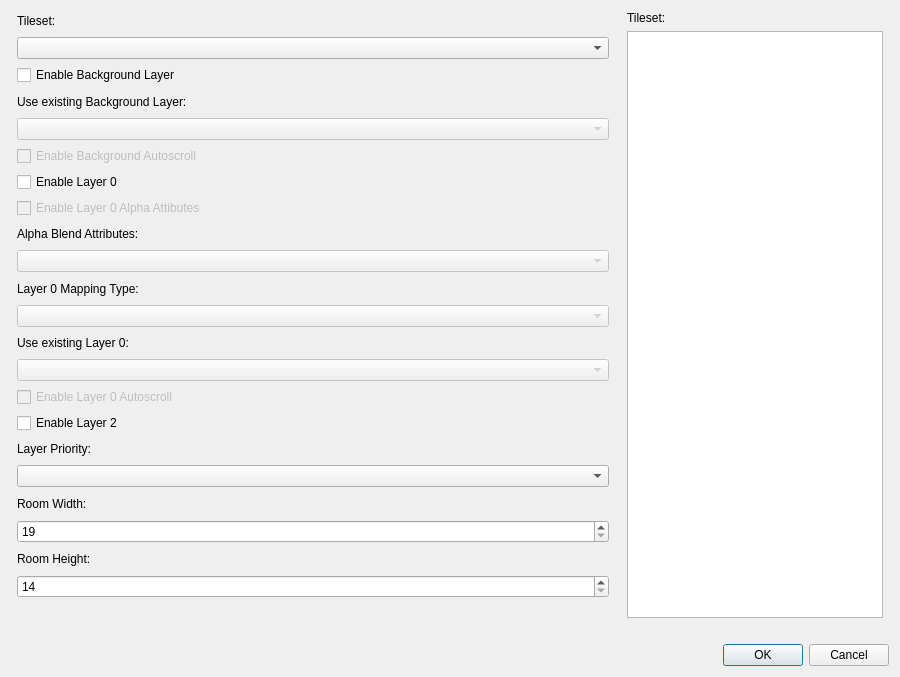
Qt form Dialog/RoomConfigDialog.ui (wario-land/WL4Editor) before a commit.
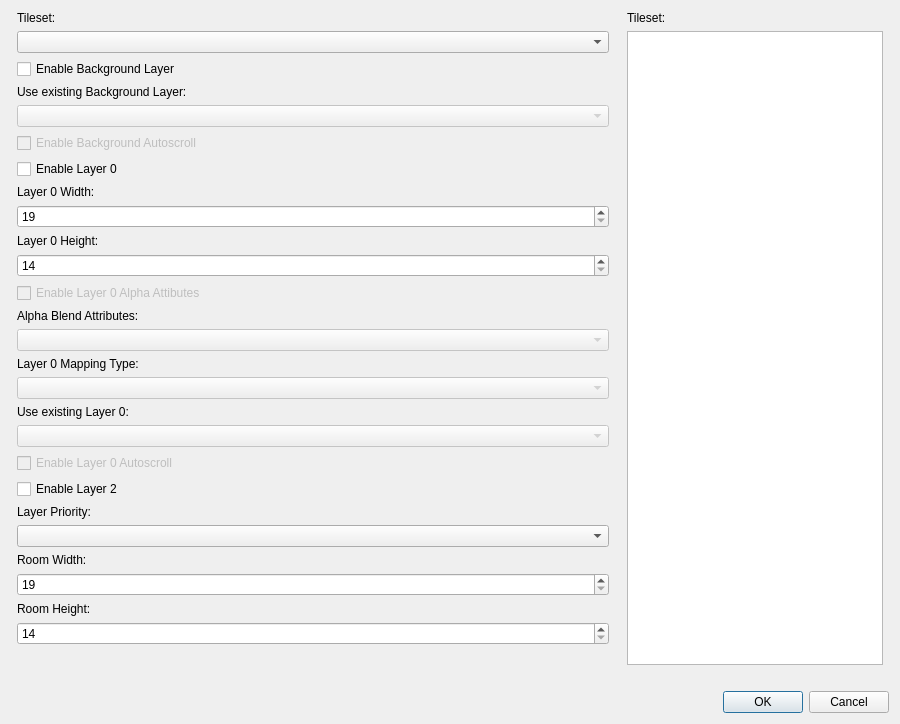
The same form after that commit. Custom widgets are drawn as their Qt base class.

Patch:
```diff
--- a/Dialog/RoomConfigDialog.ui
+++ b/Dialog/RoomConfigDialog.ui
@@ -7,7 +7,7 @@
     <x>0</x>
     <y>0</y>
     <width>900</width>
-    <height>677</height>
+    <height>662</height>
    </rect>
   </property>
   <property name="sizePolicy">
@@ -90,6 +90,40 @@
          </property>
         </widget>
        </item>
+       <item>
+        <widget class="QLabel" name="label_Layer0Width">
+         <property name="text">
+          <string>Layer 0 Width:</string>
+         </property>
+        </widget>
+       </item>
+       <item>
+        <widget class="QSpinBox" name="spinBox_Layer0Width">
+         <property name="minimum">
+          <number>19</number>
+         </property>
+         <property name="maximum">
+          <number>255</number>
+         </property>
+        </widget>
+       </item>
+       <item>
+        <widget class="QLabel" name="label_Layer0Height">
+         <property name="text">
+          <string>Layer 0 Height:</string>
+         </property>
+        </widget>
+       </item>
+       <item>
+        <widget class="QSpinBox" name="spinBox_Layer0Height">
+         <property name="minimum">
+          <number>14</number>
+         </property>
+         <property name="maximum">
+          <number>255</number>
+         </property>
+        </widget>
+       </item>
        <item>
         <widget class="QCheckBox" name="CheckBox_Layer0Alpha">
          <property name="enabled">
```
